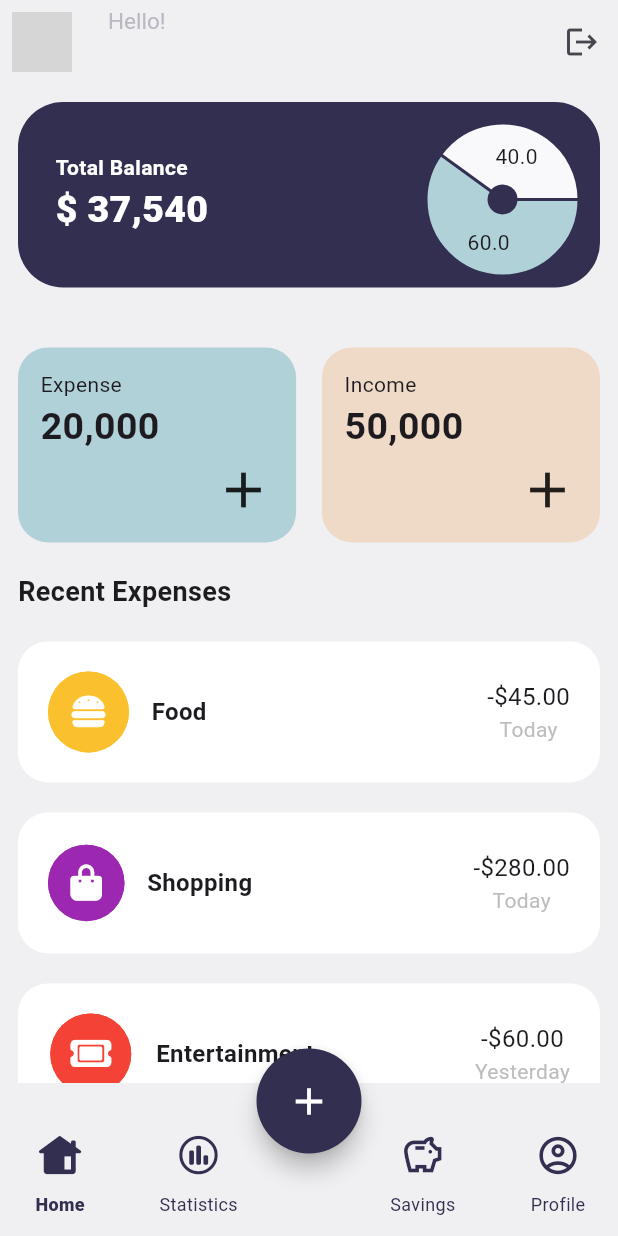
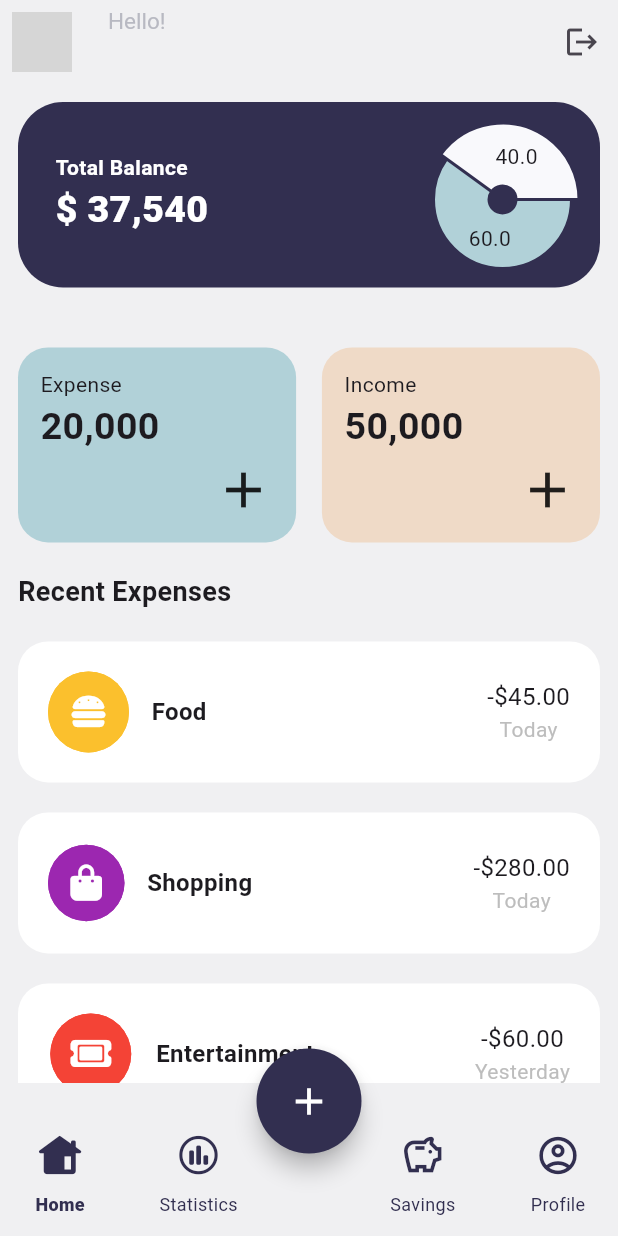
Before and after one commit to ACM-JUIT/Team-8-Expense-Tracker-App, a Flutter app: the HomeScreen screen opened directly, on a phone screen of 412 x 824 dp. Run offline on Flutter 3.47's test engine with Material 3 defaults, Android fonts, the light colour scheme and no system bars; drawn by our look-alikes of fl_chart; our stand-ins replace cloud_firestore, firebase_auth, firebase_core, font_awesome_flutter, google_sign_in, shared_preferences and 1 more; accounts and stored records are empty; network calls fail; grey boxes are pictures that could not be loaded.

Commit message:
adding add expense screen ui

```diff
--- a/lib/components/budget_container.dart
+++ b/lib/components/budget_container.dart
@@ -5,7 +5,11 @@ class BudgetContainer extends StatelessWidget {
   final String balance;
   final double? ratio1;
   final double? ratio2;
-  const BudgetContainer({super.key, required this.balance, required this.ratio1, required this.ratio2});
+  const BudgetContainer(
+      {super.key,
+      required this.balance,
+      required this.ratio1,
+      required this.ratio2});
 
   @override
   Widget build(BuildContext context) {
@@ -57,6 +61,7 @@ class BudgetContainer extends StatelessWidget {
                         centerSpaceRadius: 10,
                         sections: [
                           PieChartSectionData(
+                            radius: 35,
                             value: ratio1,
                             color: Color(0xFFB1D1D8),
                           ),
--- a/lib/services/auth/repository/auth_repository.dart
+++ b/lib/features/auth/repository/auth_repository.dart
@@ -1,7 +1,7 @@
 import 'package:basecode/components/show_snackbar.dart';
 import 'package:basecode/core/constants/constants.dart';
 import 'package:basecode/model/user_model.dart';
-import 'package:basecode/services/home/screen/home_screen.dart';
+import 'package:basecode/features/home/screen/home_screen.dart';
 import 'package:cloud_firestore/cloud_firestore.dart';
 import 'package:firebase_auth/firebase_auth.dart';
 import 'package:flutter/material.dart';
--- a/lib/services/auth/screen/log_in_screen.dart
+++ b/lib/features/auth/screen/log_in_screen.dart
@@ -1,8 +1,8 @@
 import 'package:basecode/components/my_button.dart';
 import 'package:basecode/components/my_textfield.dart';
 import 'package:basecode/components/square_tile.dart';
-import 'package:basecode/services/auth/repository/auth_repository.dart';
-import 'package:basecode/services/auth/screen/register_screen.dart';
+import 'package:basecode/features/auth/repository/auth_repository.dart';
+import 'package:basecode/features/auth/screen/register_screen.dart';
 import 'package:flutter/material.dart';
 import 'package:provider/provider.dart';
 
@@ -121,6 +121,7 @@ class _LogInScreenState extends State<LogInScreen> {
                   MyButton(
                     text: "Log in",
                     onTap: login,
+                    color: Color(0xFF0265FF),
                   ),
                   Row(
                     mainAxisAlignment: MainAxisAlignment.center,
--- a/lib/services/auth/screen/register_screen.dart
+++ b/lib/features/auth/screen/register_screen.dart
@@ -1,8 +1,8 @@
 import 'package:basecode/components/my_button.dart';
 import 'package:basecode/components/my_textfield.dart';
 import 'package:basecode/components/show_snackbar.dart';
-import 'package:basecode/services/auth/repository/auth_repository.dart';
-import 'package:basecode/services/auth/screen/log_in_screen.dart';
+import 'package:basecode/features/auth/repository/auth_repository.dart';
+import 'package:basecode/features/auth/screen/log_in_screen.dart';
 import 'package:flutter/material.dart';
 import 'package:provider/provider.dart';
 
@@ -148,6 +148,7 @@ class _RegisterScreenState extends State<RegisterScreen> {
                   MyButton(
                     text: "Register",
                     onTap: register,
+                    color: Color(0xFF0265FF),
                   ),
                   Row(
                     mainAxisAlignment: MainAxisAlignment.center,
--- /dev/null
+++ b/lib/features/home/screen/home_screen.dart
@@ -0,0 +1,179 @@
+import 'package:basecode/features/add_expense/screen/add_expense_screen.dart';
+import 'package:basecode/features/home/screen/main_screen.dart';
+import 'package:basecode/features/savings/screen/savings_screen.dart';
+import 'package:basecode/features/stats/screen/statistics_screen.dart';
+import 'package:basecode/features/user_profile/screen/user_profile_screen.dart';
+import 'package:flutter/cupertino.dart';
+import 'package:flutter/material.dart';
+
+class HomeScreen extends StatefulWidget {
+  const HomeScreen({super.key});
+
+  @override
+  State<HomeScreen> createState() => _HomeScreenState();
+}
+
+class _HomeScreenState extends State<HomeScreen> {
+  int currentPage = 0;
+  List<Widget> screens = const [
+    MainScreen(),
+    StatisticsScreen(),
+    AddExpenseScreen(),
+    SavingsScreen(),
+    UserProfileScreen(),
+  ];
+
+  @override
+  Widget build(BuildContext context) {
+    return Scaffold(
+        backgroundColor: const Color(0xFFF0F0F2),
+        floatingActionButtonLocation: FloatingActionButtonLocation.centerDocked,
+        floatingActionButton: SizedBox(
+          height: 70,
+          width: 70,
+          child: FloatingActionButton(
+            shape: const CircleBorder(),
+            backgroundColor: const Color(0xFF322F50),
+            onPressed: () {
+              setState(() {
+                currentPage = 2;
+              });
+            },
+            child: const Icon(
+              size: 30,
+              Icons.add,
+              color: Colors.white,
+            ),
+          ),
+        ),
+        bottomNavigationBar: BottomAppBar(
+          height: 90,
+          color: const Color(0xFFF0F0F2),
+          shape: const CircularNotchedRectangle(),
+          child: Row(
+            mainAxisSize: MainAxisSize.max,
+            mainAxisAlignment: MainAxisAlignment.spaceBetween,
+            children: [
+              Column(
+                mainAxisSize: MainAxisSize.min,
+                mainAxisAlignment: MainAxisAlignment.start,
+                children: [
+                  IconButton(
+                    onPressed: () {
+                      setState(() {
+                        currentPage = 0;
+                      });
+                    },
+                    icon: Icon(
+                      size: 30,
+                      currentPage == 0
+                          ? CupertinoIcons.house_alt_fill
+                          : CupertinoIcons.house_alt,
+                      color: const Color(0xFF322F50),
+                    ),
+                  ),
+                  Text(
+                    "Home",
+                    style: TextStyle(
+                        color: const Color(0xFF322F50),
+                        fontSize: 12,
+                        fontWeight: currentPage == 0
+                            ? FontWeight.w900
+                            : FontWeight.normal),
+                  ),
+                ],
+              ),
+              Column(
+                mainAxisSize: MainAxisSize.min,
+                children: [
+                  IconButton(
+                    onPressed: () {
+                      setState(() {
+                        currentPage = 1;
+                      });
+                    },
+                    icon: Icon(
+                      size: 30,
+                      currentPage == 1
+                          ? CupertinoIcons.chart_bar_circle_fill
+                          : CupertinoIcons.chart_bar_circle,
+                      color: const Color(0xFF322F50),
+                    ),
+                  ),
+                  Text(
+                    "Statistics",
+                    style: TextStyle(
+                        color: const Color(0xFF322F50),
+                        fontSize: 12,
+                        fontWeight: currentPage == 1
+                            ? FontWeight.w900
+                            : FontWeight.normal),
+                  ),
+                ],
+              ),
+              const SizedBox(
+                width: 15,
+              ),
+              Column(
+                mainAxisSize: MainAxisSize.min,
+                children: [
+                  IconButton(
+                    onPressed: () {
+                      setState(
+                        () {
+                          currentPage = 3;
+                        },
+                      );
+                    },
+                    icon: Icon(
+                      size: 30,
+                      currentPage == 3 ? Icons.savings : Icons.savings_outlined,
+                      color: const Color(0xFF322F50),
+                    ),
+                  ),
+                  Text(
+                    "Savings",
+                    style: TextStyle(
+                      color: const Color(0xFF322F50),
+                      fontSize: 12,
+                      fontWeight: currentPage == 3
+                          ? FontWeight.w900
+                          : FontWeight.normal,
+                    ),
+                  ),
+                ],
+              ),
+              Column(
+                mainAxisSize: MainAxisSize.min,
+                children: [
+                  IconButton(
+                    onPressed: () {
+                      setState(() {
+                        currentPage = 4;
+                      });
+                    },
+                    icon: Icon(
+                      size: 30,
+                      currentPage == 4
+                          ? Icons.account_circle
+                          : Icons.account_circle_outlined,
+                      color: const Color(0xFF322F50),
+                    ),
+                  ),
+                  Text(
+                    "Profile",
+                    style: TextStyle(
+                        color: const Color(0xFF322F50),
+                        fontSize: 12,
+                        fontWeight: currentPage == 4
+                            ? FontWeight.w900
+                            : FontWeight.normal),
+                  ),
+                ],
+              ),
+            ],
+          ),
+        ),
+        body: screens[currentPage]);
+  }
+}
--- a/lib/services/home/screen/main_screen.dart
+++ b/lib/features/home/screen/main_screen.dart
@@ -1,7 +1,7 @@
 import 'package:basecode/components/budget_container.dart';
 import 'package:basecode/components/expense_income_tile.dart';
-import 'package:basecode/services/auth/repository/auth_repository.dart';
-import 'package:basecode/services/home/data/dummy_data.dart';
+import 'package:basecode/features/auth/repository/auth_repository.dart';
+import 'package:basecode/features/home/data/dummy_data.dart';
 import 'package:firebase_auth/firebase_auth.dart';
 import 'package:flutter/material.dart';
 import 'package:provider/provider.dart';
--- a/lib/services/on_boarding/screen/on_boarding_screen.dart
+++ b/lib/features/on_boarding/screen/on_boarding_screen.dart
@@ -1,5 +1,5 @@
 import 'package:basecode/components/intro_screen.dart';
-import 'package:basecode/services/auth/screen/log_in_screen.dart';
+import 'package:basecode/features/auth/screen/log_in_screen.dart';
 import 'package:flutter/material.dart';
 import 'package:shared_preferences/shared_preferences.dart';
 import 'package:smooth_page_indicator/smooth_page_indicator.dart';
--- a/lib/services/home/screen/home_screen.dart
+++ /dev/null
@@ -1,173 +0,0 @@
-import 'package:basecode/services/add_expense/screen/add_expense_screen.dart';
-import 'package:basecode/services/home/screen/main_screen.dart';
-import 'package:basecode/services/savings/screen/savings_screen.dart';
-import 'package:basecode/services/user_profile/screen/user_profile_screen.dart';
-import 'package:flutter/cupertino.dart';
-import 'package:flutter/material.dart';
-
-class HomeScreen extends StatefulWidget {
-  const HomeScreen({super.key});
-
-  @override
-  State<HomeScreen> createState() => _HomeScreenState();
-}
-
-class _HomeScreenState extends State<HomeScreen> {
-  int currentPage = 0;
-  List<Widget> screens = const [
-    MainScreen(),
-    AddExpenseScreen(),
-    UserProfileScreen(),
-    SavingsScreen(),
-  ];
-
-  @override
-  Widget build(BuildContext context) {
-    return Scaffold(
-      backgroundColor: const Color(0xFFF0F0F2),
-      floatingActionButtonLocation: FloatingActionButtonLocation.centerDocked,
-      floatingActionButton: SizedBox(
-        height: 70,
-        width: 70,
-        child: FloatingActionButton(
-          shape: const CircleBorder(),
-          backgroundColor: const Color(0xFF322F50),
-          onPressed: () {},
-          child: const Icon(
-            size: 30,
-            Icons.add,
-            color: Colors.white,
-          ),
-        ),
-      ),
-      bottomNavigationBar: BottomAppBar(
-        height: 90,
-        color: const Color(0xFFF0F0F2),
-        shape: const CircularNotchedRectangle(),
-        child: Row(
-          mainAxisSize: MainAxisSize.max,
-          mainAxisAlignment: MainAxisAlignment.spaceBetween,
-          children: [
-            Column(
-              mainAxisSize: MainAxisSize.min,
-              mainAxisAlignment: MainAxisAlignment.start,
-              children: [
-                IconButton(
-                  onPressed: () {
-                    setState(() {
-                      currentPage = 0;
-                    });
-                  },
-                  icon: Icon(
-                    size: 30,
-                    currentPage == 0
-                        ? CupertinoIcons.house_alt_fill
-                        : CupertinoIcons.house_alt,
-                    color: const Color(0xFF322F50),
-                  ),
-                ),
-                Text(
-                  "Home",
-                  style: TextStyle(
-                      color: const Color(0xFF322F50),
-                      fontSize: 12,
-                      fontWeight: currentPage == 0
-                          ? FontWeight.w900
-                          : FontWeight.normal),
-                ),
-              ],
-            ),
-            Column(
-              mainAxisSize: MainAxisSize.min,
-              children: [
-                IconButton(
-                  onPressed: () {
-                    setState(() {
-                      currentPage = 1;
-                    });
-                  },
-                  icon: Icon(
-                    size: 30,
-                    currentPage == 1
-                        ? CupertinoIcons.chart_bar_circle_fill
-                        : CupertinoIcons.chart_bar_circle,
-                    color: const Color(0xFF322F50),
-                  ),
-                ),
-                Text(
-                  "Statistics",
-                  style: TextStyle(
-                      color: const Color(0xFF322F50),
-                      fontSize: 12,
-                      fontWeight: currentPage == 1
-                          ? FontWeight.w900
-                          : FontWeight.normal),
-                ),
-              ],
-            ),
-            const SizedBox(
-              width: 15,
-            ),
-            Column(
-              mainAxisSize: MainAxisSize.min,
-              children: [
-                IconButton(
-                  onPressed: () {
-                    setState(
-                      () {
-                        currentPage = 2;
-                      },
-                    );
-                  },
-                  icon: Icon(
-                    size: 30,
-                    currentPage == 2 ? Icons.savings : Icons.savings_outlined,
-                    color: const Color(0xFF322F50),
-                  ),
-                ),
-                Text(
-                  "Savings",
-                  style: TextStyle(
-                    color: const Color(0xFF322F50),
-                    fontSize: 12,
-                    fontWeight:
-                        currentPage == 2 ? FontWeight.w900 : FontWeight.normal,
-                  ),
-                ),
-              ],
-            ),
-            Column(
-              mainAxisSize: MainAxisSize.min,
-              children: [
-                IconButton(
-                  onPressed: () {
-                    setState(() {
-                      currentPage = 3;
-                    });
-                  },
-                  icon: Icon(
-                    size: 30,
-                    currentPage == 3
-                        ? Icons.account_circle
-                        : Icons.account_circle_outlined,
-                    color: const Color(0xFF322F50),
-                  ),
-                ),
-                Text(
-                  "Profile",
-                  style: TextStyle(
-                      color: const Color(0xFF322F50),
-                      fontSize: 12,
-                      fontWeight: currentPage == 3
-                          ? FontWeight.w900
-                          : FontWeight.normal),
-                ),
-              ],
-            ),
-          ],
-        ),
-      ),
-      body: screens[currentPage]
-    );
-  }
-}
```
Also changed, not shown: lib/components/add_expense_tile.dart (added, +21 -0 lines), lib/components/my_button.dart (+4 -3 lines), lib/features/add_expense/screen/add_expense_screen.dart (added, +106 -0 lines), lib/features/stats/screen/statistics_screen.dart (added, +10 -0 lines), lib/main.dart (+5 -8 lines), lib/services/add_expense/screen/add_expense_screen.dart (deleted, +0 -15 lines), lib/features/home/data/dummy_data.dart (renamed from lib/services/home/data/dummy_data.dart), lib/features/savings/screen/savings_screen.dart (renamed from lib/services/savings/screen/savings_screen.dart), lib/features/user_profile/screen/user_profile_screen.dart (renamed from lib/services/user_profile/screen/user_profile_screen.dart).
